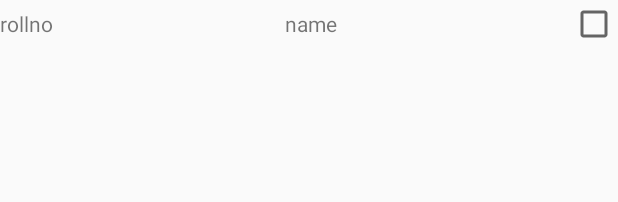
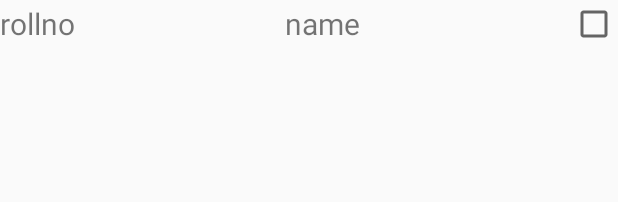
Before and after one commit to zaidamla/Attendance, an Android app: the layout row_layout.xml on its own in the app's theme, with its tools: preview values and no code run, on a phone screen of 412 x 824 dp. Shown: the top 202 px of the screen. Run offline under Robolectric (Android 15) with nearby library versions, the phone set to English and light mode, and no system bars.

Commit message:
Vaibhav Commit

```diff
--- a/app/build.gradle
+++ b/app/build.gradle
@@ -27,6 +27,7 @@ dependencies {
 
     compile 'com.android.support:appcompat-v7:25.2.0'
     compile 'com.android.support:design:25.2.0'
+
     compile 'com.android.support.constraint:constraint-layout:1.0.1'
     compile 'com.android.support:support-v4:25.2.0'
     compile 'com.android.support:recyclerview-v7:25.1.1'
--- a/app/src/main/java/com/zaid/attendance/BackgroundLogin.java
+++ b/app/src/main/java/com/zaid/attendance/BackgroundLogin.java
@@ -31,8 +31,8 @@ public class BackgroundLogin extends AsyncTask<String,Void,String> {
     @Override
     protected String doInBackground(String... params) {
         String type = params[0];
-        String login_url = "http://10.0.2.2:80/Attendance/login.php";
-        String insert_url = "http://192.168.0.100:80/Attendance/insert.php";
+        String login_url = "http://192.168.0.102:80/Attendance/login.php";
+        String insert_url = "http://192.168.0.102:80/Attendance/insert.php";
         if(type.equals("login")){
             try {
                 //Toast.makeText(context, "Login..", Toast.LENGTH_SHORT).show();
--- a/app/src/main/java/com/zaid/attendance/ListActivity.java
+++ b/app/src/main/java/com/zaid/attendance/ListActivity.java
@@ -4,12 +4,10 @@ import android.os.Bundle;
 import android.support.v7.app.AppCompatActivity;
 import android.support.v7.widget.RecyclerView;
 
-import java.util.ArrayList;
-
 public class ListActivity extends AppCompatActivity {
 
     RecyclerView recyclerView;
-    ArrayList<student_list> stdlist;
+    //ArrayList<student_list> stdlist;
 
     @Override
     protected void onCreate(Bundle savedInstanceState) {
--- a/app/src/main/java/com/zaid/attendance/backgroundTask.java
+++ b/app/src/main/java/com/zaid/attendance/backgroundTask.java
@@ -40,7 +40,7 @@ public class backgroundTask extends AsyncTask<Void,student_list,Void> {
         activity=(Activity)ct;
     }
 
-    String json_string="http://10.0.2.2:80/Attendance/select.php";
+    String json_string="http://192.168.0.102:80/Attendance/select.php";
 
     @Override
     protected void onPreExecute() {
@@ -81,7 +81,7 @@ public class backgroundTask extends AsyncTask<Void,student_list,Void> {
             {
                 JSONObject jO=jsonArray.getJSONObject(count);
                 count++;
-                student_list student_list=new student_list(jO.getInt("rollno"),jO.getString("Name"));
+                student_list student_list=new student_list(jO.getInt("Rollno"),jO.getString("Name"));
                 publishProgress(student_list);
                 Thread.sleep(1000);
             }
--- a/app/src/main/res/layout/activity_list.xml
+++ b/app/src/main/res/layout/activity_list.xml
@@ -12,5 +12,8 @@
     android:layout_width="match_parent"
     android:layout_height="wrap_content">
 
+
 </android.support.v7.widget.RecyclerView>
+
+
 </LinearLayout>
--- a/app/src/main/res/layout/row_layout.xml
+++ b/app/src/main/res/layout/row_layout.xml
@@ -9,6 +9,7 @@
         android:layout_width="0dp"
         android:layout_height="wrap_content"
         android:layout_weight="1"
+        android:textSize="20dp"
         android:text="rollno"
         />
 
@@ -17,12 +18,14 @@
         android:layout_width="0dp"
         android:layout_height="wrap_content"
         android:layout_weight="1"
+        android:textSize="20dp"
         android:text="name"
         />
 
     <CheckBox
         android:layout_width="wrap_content"
         android:layout_height="wrap_content"
+        android:textSize="20dp"
         android:id="@+id/cb"/>
 
 </LinearLayout>
```
Also changed, not shown: app/src/main/java/com/zaid/attendance/Attendance.java (+10 -0 lines), app/src/main/java/com/zaid/attendance/student_list.java (+9 -9 lines).
